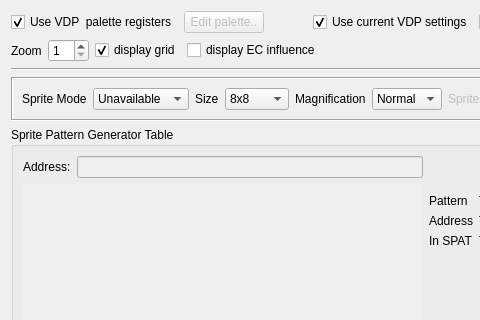
Old version of the form src/SpriteViewer.ui in the repository openMSX/debugger; both pictures show x 0 to 480 and y 0 to 320 of the 774 by 784 pixel window.
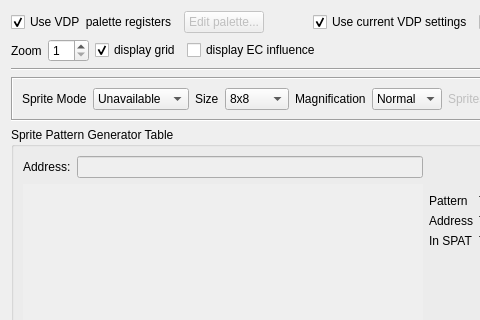
New version of the form.

Commit message: "Edit palette..." disabled by default

Diff of the .ui file:
```diff
--- a/src/SpriteViewer.ui
+++ b/src/SpriteViewer.ui
@@ -35,7 +35,7 @@
         <bool>false</bool>
        </property>
        <property name="text">
-        <string>Edit palette..</string>
+        <string>Edit palette...</string>
        </property>
       </widget>
      </item>
```
The commit also changes 2 other files.
